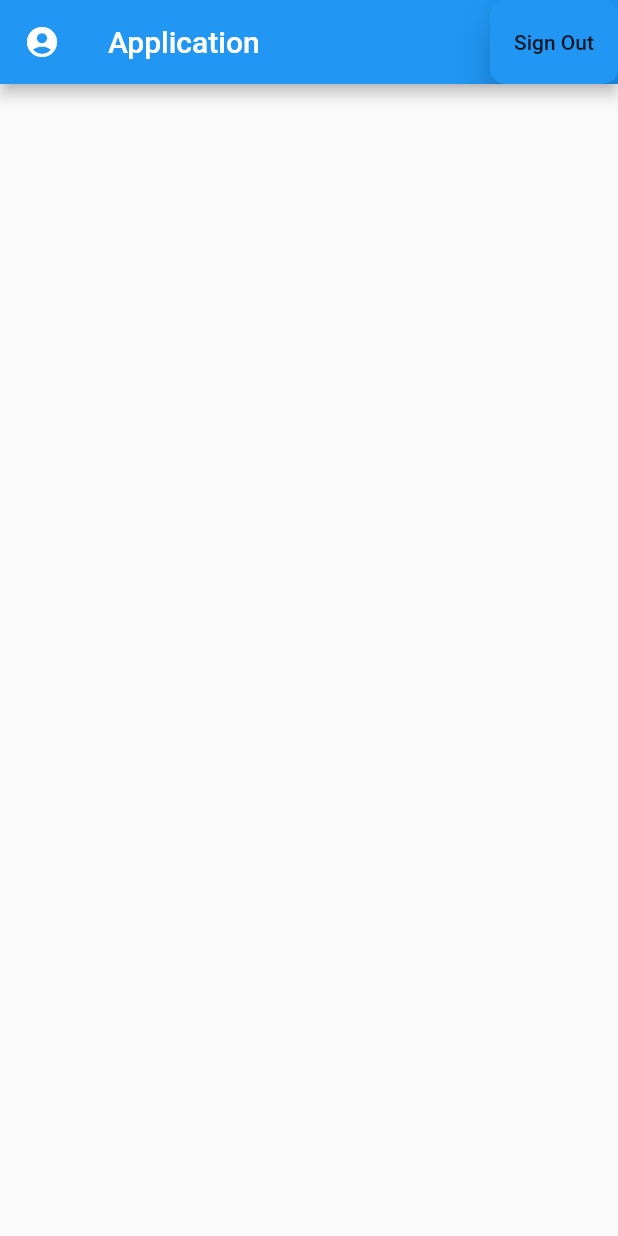
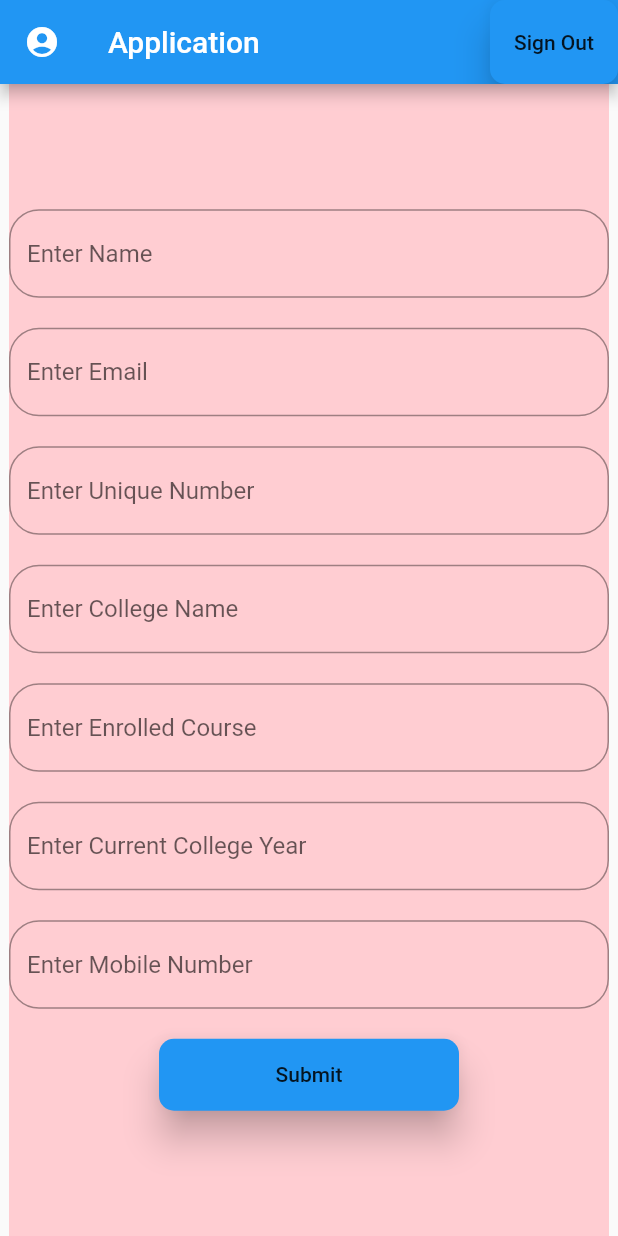
Before and after one commit to sulabh2000/Firebase_Flutter, a Flutter app: the MyApp screen opened by its route, on a phone screen of 412 x 824 dp. Run offline on Flutter 3.47's test engine with Material 2 defaults, Android fonts, the phone set to English and light mode, and no system bars; our stand-ins replace cloud_firestore, firebase_auth, firebase_core, fluttertoast; accounts and stored records are empty.

Commit message:
some feature

```diff
--- a/lib/screens/app.dart
+++ b/lib/screens/app.dart
@@ -11,6 +11,7 @@ class MyApp extends StatefulWidget {
 class _MyAppState extends State<MyApp> {
   var authc = FirebaseAuth.instance;
   var fsconnect = FirebaseFirestore.instance;
+  var name, uid, email, mno, college, course, year;
   @override
   Widget build(BuildContext context) {
     return Scaffold(
@@ -18,7 +19,7 @@ class _MyAppState extends State<MyApp> {
         title: Text("Application"),
         leading: Icon(Icons.account_circle),
         actions: <Widget>[
-           Material(
+          Material(
             color: Colors.blue,
             elevation: 10,
             borderRadius: BorderRadius.circular(10),
@@ -43,6 +44,144 @@ class _MyAppState extends State<MyApp> {
           )
         ],
       ),
+      body: Center(
+        child: Container(
+          width: 400,
+          color: Colors.red[100],
+          child: Column(
+            mainAxisAlignment: MainAxisAlignment.center,
+            children: <Widget>[
+              TextField(
+                onChanged: (value) {
+                  name = value;
+                },
+                decoration: InputDecoration(
+                  hintText: "Enter Name",
+                  border: OutlineInputBorder(
+                    borderRadius: BorderRadius.circular(20),
+                  ),
+                ),
+              ),
+              SizedBox(
+                height: 20,
+              ),
+              TextField(
+                onChanged: (value) {
+                  email = value;
+                },
+                decoration: InputDecoration(
+                  hintText: "Enter Email",
+                  border: OutlineInputBorder(
+                    borderRadius: BorderRadius.circular(20),
+                  ),
+                ),
+              ),
+              SizedBox(
+                height: 20,
+              ),
+              TextField(
+                onChanged: (value) {
+                  uid = value;
+                },
+                decoration: InputDecoration(
+                  hintText: "Enter Unique Number",
+                  border: OutlineInputBorder(
+                    borderRadius: BorderRadius.circular(20),
+                  ),
+                ),
+              ),
+              SizedBox(
+                height: 20,
+              ),
+              TextField(
+                onChanged: (value) {
+                  college = value;
+                },
+                decoration: InputDecoration(
+                  hintText: "Enter College Name",
+                  border: OutlineInputBorder(
+                    borderRadius: BorderRadius.circular(20),
+                  ),
+                ),
+              ),
+              SizedBox(
+                height: 20,
+              ),
+              TextField(
+                onChanged: (value) {
+                  course = value;
+                },
+                decoration: InputDecoration(
+                  hintText: "Enter Enrolled Course",
+                  border: OutlineInputBorder(
+                    borderRadius: BorderRadius.circular(20),
+                  ),
+                ),
+              ),
+              SizedBox(
+                height: 20,
+              ),
+              TextField(
+                onChanged: (value) {
+                  year = value;
+                },
+                decoration: InputDecoration(
+                  hintText: "Enter Current College Year",
+                  border: OutlineInputBorder(
+                    borderRadius: BorderRadius.circular(20),
+                  ),
+                ),
+              ),
+              SizedBox(
+                height: 20,
+              ),
+              TextField(
+                onChanged: (value) {
+                  mno = value;
+                },
+                decoration: InputDecoration(
+                  hintText: "Enter Mobile Number",
+                  border: OutlineInputBorder(
+                    borderRadius: BorderRadius.circular(20),
+                  ),
+                ),
+              ),
+              SizedBox(
+                height: 20,
+              ),
+              Material(
+                color: Colors.blue,
+                elevation: 10,
+                borderRadius: BorderRadius.circular(10),
+                child: MaterialButton(
+                  minWidth: 200,
+                  height: 5,
+                  onPressed: () async {
+                    var user = await fsconnect.collection("Applications").add({
+                      "name": name,
+                      "email": email,
+                      "unique id": uid,
+                      "college name": college,
+                      "course": course,
+                      "year": year,
+                      "mobile number": mno,
+                    });
+                    Fluttertoast.showToast(
+                        msg: "SUbmitted Successfully",
+                        toastLength: Toast.LENGTH_LONG,
+                        gravity: ToastGravity.BOTTOM,
+                        timeInSecForIosWeb: 1,
+                        backgroundColor: Colors.green,
+                        textColor: Colors.white,
+                        fontSize: 16.0);
+                  },
+                  child: Text("Submit"),
+                ),
+              )
+            ],
+          ),
+        ),
+      ),
     );
   }
 }
```
